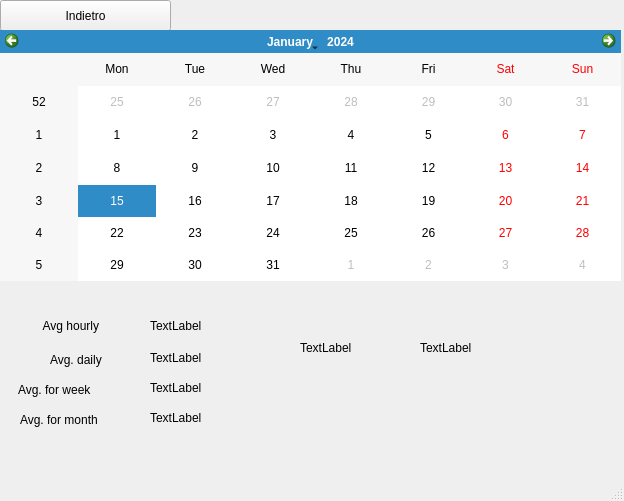
Qt form interrogazione.ui (stefanodecillis/Progetto_Fondamenti_WR) before a commit.
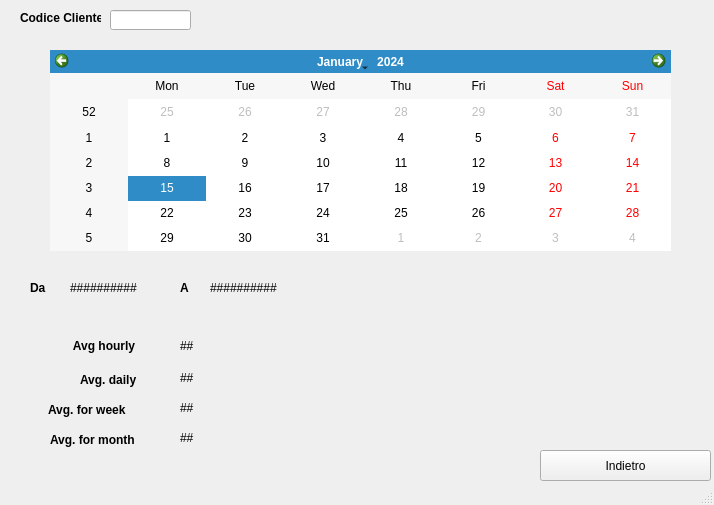
The same form after that commit.

What changed in the file:
```diff
--- a/interrogazione.ui
+++ b/interrogazione.ui
@@ -6,10 +6,22 @@
    <rect>
     <x>0</x>
     <y>0</y>
-    <width>624</width>
-    <height>501</height>
+    <width>714</width>
+    <height>505</height>
    </rect>
   </property>
+  <property name="minimumSize">
+   <size>
+    <width>714</width>
+    <height>505</height>
+   </size>
+  </property>
+  <property name="maximumSize">
+   <size>
+    <width>714</width>
+    <height>505</height>
+   </size>
+  </property>
   <property name="windowTitle">
    <string>MainWindow</string>
   </property>
@@ -17,8 +29,8 @@
    <widget class="QPushButton" name="Return">
     <property name="geometry">
      <rect>
-      <x>0</x>
-      <y>0</y>
+      <x>540</x>
+      <y>450</y>
       <width>171</width>
       <height>31</height>
      </rect>
@@ -30,12 +42,18 @@
    <widget class="QLabel" name="Avg_hour">
     <property name="geometry">
      <rect>
-      <x>30</x>
-      <y>310</y>
+      <x>60</x>
+      <y>330</y>
       <width>91</width>
       <height>31</height>
      </rect>
     </property>
+    <property name="font">
+     <font>
+      <weight>75</weight>
+      <bold>true</bold>
+     </font>
+    </property>
     <property name="text">
      <string>    Avg hourly</string>
     </property>
@@ -43,35 +61,42 @@
    <widget class="QCalendarWidget" name="calendarWidget">
     <property name="geometry">
      <rect>
-      <x>0</x>
-      <y>30</y>
+      <x>50</x>
+      <y>50</y>
       <width>621</width>
-      <height>251</height>
+      <height>201</height>
      </rect>
     </property>
    </widget>
    <widget class="QLabel" name="setHere_hour">
     <property name="geometry">
      <rect>
-      <x>150</x>
-      <y>315</y>
+      <x>180</x>
+      <y>335</y>
       <width>59</width>
       <height>21</height>
      </rect>
     </property>
     <property name="text">
-     <string>TextLabel</string>
+     <string>##</string>
     </property>
    </widget>
    <widget class="QLabel" name="Avg_daily">
     <property name="geometry">
      <rect>
-      <x>50</x>
-      <y>350</y>
+      <x>80</x>
+      <y>370</y>
       <width>71</width>
       <height>20</height>
      </rect>
     </property>
+    <property name="font">
+     <font>
+      <weight>75</weight>
+      <italic>false</italic>
+      <bold>true</bold>
+     </font>
+    </property>
     <property name="text">
      <string>Avg. daily</string>
     </property>
@@ -79,25 +104,31 @@
    <widget class="QLabel" name="setHere_daily">
     <property name="geometry">
      <rect>
-      <x>150</x>
-      <y>350</y>
+      <x>180</x>
+      <y>370</y>
       <width>59</width>
       <height>16</height>
      </rect>
     </property>
     <property name="text">
-     <string>TextLabel</string>
+     <string>##</string>
     </property>
    </widget>
    <widget class="QLabel" name="Avg_week">
     <property name="geometry">
      <rect>
-      <x>18</x>
-      <y>380</y>
+      <x>48</x>
+      <y>400</y>
       <width>101</width>
       <height>20</height>
      </rect>
     </property>
+    <property name="font">
+     <font>
+      <weight>75</weight>
+      <bold>true</bold>
+     </font>
+    </property>
     <property name="text">
      <string>Avg. for week</string>
     </property>
@@ -105,25 +136,31 @@
    <widget class="QLabel" name="setHere_week">
     <property name="geometry">
      <rect>
-      <x>150</x>
-      <y>380</y>
+      <x>180</x>
+      <y>400</y>
       <width>59</width>
       <height>16</height>
      </rect>
     </property>
     <property name="text">
-     <string>TextLabel</string>
+     <string>##</string>
     </property>
    </widget>
    <widget class="QLabel" name="Avg_month">
     <property name="geometry">
      <rect>
-      <x>20</x>
-      <y>410</y>
+      <x>50</x>
+      <y>430</y>
       <width>101</width>
       <height>20</height>
      </rect>
     </property>
+    <property name="font">
+     <font>
+      <weight>75</weight>
+      <bold>true</bold>
+     </font>
+    </property>
     <property name="text">
      <string>Avg. for month</string>
     </property>
@@ -131,40 +168,107 @@
    <widget class="QLabel" name="setHere_month">
     <property name="geometry">
      <rect>
-      <x>150</x>
-      <y>410</y>
+      <x>180</x>
+      <y>430</y>
       <width>59</width>
       <height>16</height>
      </rect>
     </property>
     <property name="text">
-     <string>TextLabel</string>
+     <string>##</string>
     </property>
    </widget>
    <widget class="QLabel" name="data1">
     <property name="geometry">
      <rect>
-      <x>300</x>
-      <y>340</y>
-      <width>71</width>
+      <x>70</x>
+      <y>280</y>
+      <width>91</width>
       <height>16</height>
      </rect>
     </property>
     <property name="text">
-     <string>TextLabel</string>
+     <string>##########</string>
     </property>
    </widget>
    <widget class="QLabel" name="data2">
     <property name="geometry">
      <rect>
-      <x>420</x>
-      <y>340</y>
+      <x>210</x>
+      <y>280</y>
       <width>91</width>
       <height>16</height>
      </rect>
     </property>
     <property name="text">
-     <string>TextLabel</string>
+     <string>##########</string>
+    </property>
+   </widget>
+   <widget class="QLineEdit" name="lineEdit">
+    <property name="geometry">
+     <rect>
+      <x>110</x>
+      <y>10</y>
+      <width>81</width>
+      <height>20</height>
+     </rect>
+    </property>
+   </widget>
+   <widget class="QLabel" name="label">
+    <property name="geometry">
+     <rect>
+      <x>20</x>
+      <y>10</y>
+      <width>81</width>
+      <height>16</height>
+     </rect>
+    </property>
+    <property name="font">
+     <font>
+      <weight>75</weight>
+      <bold>true</bold>
+     </font>
+    </property>
+    <property name="text">
+     <string>Codice Cliente</string>
+    </property>
+   </widget>
+   <widget class="QLabel" name="label_2">
+    <property name="geometry">
+     <rect>
+      <x>30</x>
+      <y>280</y>
+      <width>21</width>
+      <height>16</height>
+     </rect>
+    </property>
+    <property name="font">
+     <font>
+      <weight>75</weight>
+      <bold>true</bold>
+     </font>
+    </property>
+    <property name="text">
+     <string>Da</string>
+    </property>
+   </widget>
+   <widget class="QLabel" name="label_3">
+    <property name="geometry">
+     <rect>
+      <x>180</x>
+      <y>280</y>
+      <width>21</width>
+      <height>16</height>
+     </rect>
+    </property>
+    <property name="font">
+     <font>
+      <weight>75</weight>
+      <bold>true</bold>
+     </font>
+    </property>
+    <property name="text">
+     <string>A</string>
     </property>
    </widget>
   </widget>
```
